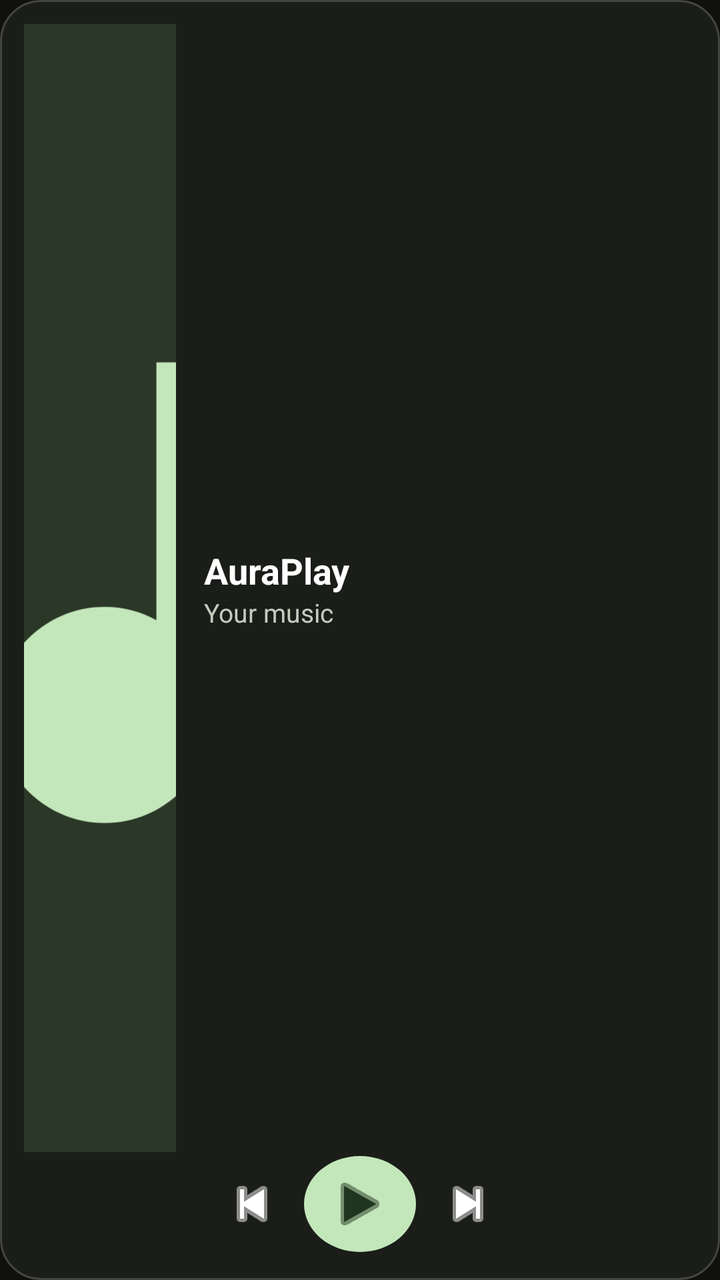
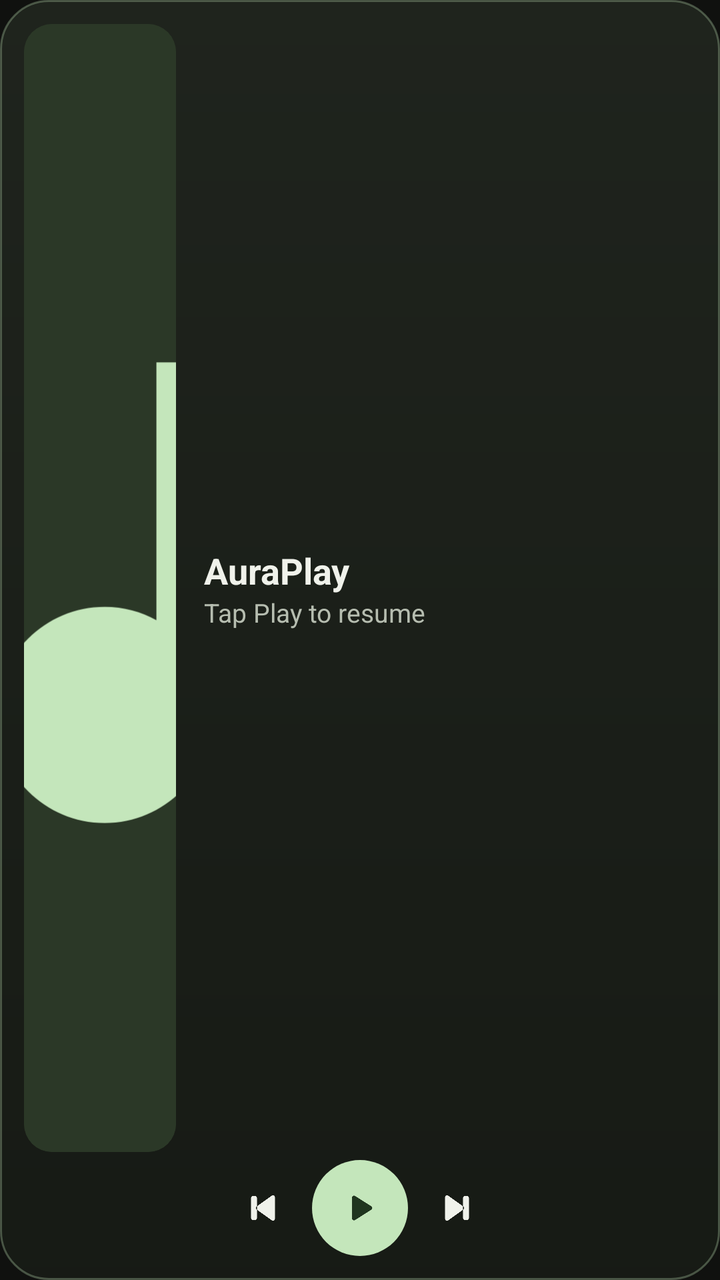

The first picture is an Android layout as it rendered before a commit; the second is the same layout after the commit. The layout source and the unified diff follow.
<!-- AndroidManifest.xml: application theme Theme.AuraPlay -->
<!-- res/layout/widget_auraplay_large.xml -->
<?xml version="1.0" encoding="utf-8"?>
<LinearLayout xmlns:android="http://schemas.android.com/apk/res/android" xmlns:tools="http://schemas.android.com/tools" tools:ignore="UseAppTint" android:id="@+id/widget_container" android:layout_width="match_parent" android:layout_height="match_parent" android:orientation="vertical" android:gravity="center_vertical" android:padding="12dp" android:background="@drawable/widget_background">
<LinearLayout android:layout_width="match_parent" android:layout_height="0dp" android:layout_weight="1" android:orientation="horizontal" android:gravity="center_vertical">
<ImageView android:id="@+id/widget_album_art" android:layout_width="76dp" android:layout_height="match_parent" android:src="@drawable/ic_music_placeholder" android:scaleType="centerCrop" android:contentDescription="Album cover" />
<LinearLayout android:layout_width="0dp" android:layout_height="wrap_content" android:layout_weight="1" android:orientation="vertical" android:paddingStart="14dp" android:paddingEnd="4dp"><TextView android:id="@+id/widget_title" android:layout_width="match_parent" android:layout_height="wrap_content" android:text="AuraPlay" android:textColor="#FFFFFF" android:textSize="18sp" android:textStyle="bold" android:maxLines="1" android:ellipsize="end" />
<TextView android:id="@+id/widget_artist" android:layout_width="match_parent" android:layout_height="wrap_content" android:text="Your music" android:textColor="#C4CCBE" android:textSize="13sp" android:maxLines="1" android:ellipsize="end" /></LinearLayout></LinearLayout><LinearLayout android:layout_width="match_parent" android:layout_height="52dp" android:orientation="horizontal" android:gravity="center">
<ImageButton android:id="@+id/widget_btn_prev" android:layout_width="52dp" android:layout_height="48dp" android:background="@android:color/transparent" android:src="@android:drawable/ic_media_previous" android:tint="#FFFFFF" android:contentDescription="Previous" />
<ImageButton android:id="@+id/widget_btn_play_pause" android:layout_width="56dp" android:layout_height="48dp" android:background="@drawable/widget_button_background" android:src="@android:drawable/ic_media_play" android:tint="#20351F" android:contentDescription="Play/Pause" />
<ImageButton android:id="@+id/widget_btn_next" android:layout_width="52dp" android:layout_height="48dp" android:background="@android:color/transparent" android:src="@android:drawable/ic_media_next" android:tint="#FFFFFF" android:contentDescription="Next" />
</LinearLayout></LinearLayout>
<!-- resources referenced by this layout -->
<resources>
  <!-- drawable ic_music_placeholder (drawable) -->
  <vector xmlns:android="http://schemas.android.com/apk/res/android"
      android:width="120dp" android:height="120dp" android:viewportWidth="120" android:viewportHeight="120">
      <path android:fillColor="#2B3827" android:pathData="M0,0h120v120h-120z" />
      <path android:fillColor="#C4E6BB" android:pathData="M72,30v43.5c0,6.35 -5.15,11.5 -11.5,11.5S49,79.85 49,73.5S54.15,62 60.5,62c2,0 3.9,0.51 5.5,1.42V36h18v-6z" />
  </vector>
  <!-- drawable widget_background (drawable) -->
  <?xml version="1.0" encoding="utf-8"?>
  <shape xmlns:android="http://schemas.android.com/apk/res/android"
      android:shape="rectangle">
      <solid android:color="#F01B1E19" />
      <stroke android:width="1dp" android:color="#33FFFFFF" />
      <corners android:radius="20dp" />
  </shape>
  <!-- drawable widget_button_background (drawable) -->
  <?xml version="1.0" encoding="utf-8"?>
  <shape xmlns:android="http://schemas.android.com/apk/res/android"
      android:shape="oval">
      <solid android:color="#C4E6BB" />
  </shape>
  <style name="Theme.AuraPlay" parent="Theme.AppCompat.Light.NoActionBar">
          <item name="colorPrimary">@color/primary_color</item>
          <item name="colorPrimaryDark">@color/primary_dark_color</item>
          <item name="colorAccent">@color/secondary_color</item>
          <item name="android:windowBackground">@color/background_color</item>
          <item name="android:statusBarColor">@color/background_color</item>
          <item name="android:navigationBarColor">@color/background_color</item>
          <item name="android:windowLightStatusBar">false</item>
      </style>
  <color name="primary_color">#C4E6BB</color>
  <color name="primary_dark_color">#20351F</color>
  <color name="secondary_color">#A9CDA4</color>
  <color name="background_color">#10110F</color>
</resources>

<!-- the commit's change to res/layout/widget_auraplay_large.xml (unified diff, before → after) -->
@@ -1,10 +1,100 @@
 <?xml version="1.0" encoding="utf-8"?>
-<LinearLayout xmlns:android="http://schemas.android.com/apk/res/android" xmlns:tools="http://schemas.android.com/tools" tools:ignore="UseAppTint" android:id="@+id/widget_container" android:layout_width="match_parent" android:layout_height="match_parent" android:orientation="vertical" android:gravity="center_vertical" android:padding="12dp" android:background="@drawable/widget_background">
-<LinearLayout android:layout_width="match_parent" android:layout_height="0dp" android:layout_weight="1" android:orientation="horizontal" android:gravity="center_vertical">
-<ImageView android:id="@+id/widget_album_art" android:layout_width="76dp" android:layout_height="match_parent" android:src="@drawable/ic_music_placeholder" android:scaleType="centerCrop" android:contentDescription="Album cover" />
-<LinearLayout android:layout_width="0dp" android:layout_height="wrap_content" android:layout_weight="1" android:orientation="vertical" android:paddingStart="14dp" android:paddingEnd="4dp"><TextView android:id="@+id/widget_title" android:layout_width="match_parent" android:layout_height="wrap_content" android:text="AuraPlay" android:textColor="#FFFFFF" android:textSize="18sp" android:textStyle="bold" android:maxLines="1" android:ellipsize="end" />
-<TextView android:id="@+id/widget_artist" android:layout_width="match_parent" android:layout_height="wrap_content" android:text="Your music" android:textColor="#C4CCBE" android:textSize="13sp" android:maxLines="1" android:ellipsize="end" /></LinearLayout></LinearLayout><LinearLayout android:layout_width="match_parent" android:layout_height="52dp" android:orientation="horizontal" android:gravity="center">
-<ImageButton android:id="@+id/widget_btn_prev" android:layout_width="52dp" android:layout_height="48dp" android:background="@android:color/transparent" android:src="@android:drawable/ic_media_previous" android:tint="#FFFFFF" android:contentDescription="Previous" />
-<ImageButton android:id="@+id/widget_btn_play_pause" android:layout_width="56dp" android:layout_height="48dp" android:background="@drawable/widget_button_background" android:src="@android:drawable/ic_media_play" android:tint="#20351F" android:contentDescription="Play/Pause" />
-<ImageButton android:id="@+id/widget_btn_next" android:layout_width="52dp" android:layout_height="48dp" android:background="@android:color/transparent" android:src="@android:drawable/ic_media_next" android:tint="#FFFFFF" android:contentDescription="Next" />
-</LinearLayout></LinearLayout>
+<LinearLayout xmlns:android="http://schemas.android.com/apk/res/android"
+    android:id="@+id/widget_container"
+    android:layout_width="match_parent"
+    android:layout_height="match_parent"
+    android:background="@drawable/widget_background"
+    android:orientation="vertical"
+    android:padding="12dp">
+
+    <LinearLayout
+        android:layout_width="match_parent"
+        android:layout_height="0dp"
+        android:layout_marginBottom="4dp"
+        android:layout_weight="1"
+        android:gravity="center_vertical"
+        android:orientation="horizontal">
+
+        <ImageView
+            android:id="@+id/widget_album_art"
+            android:layout_width="76dp"
+            android:layout_height="match_parent"
+            android:background="@drawable/widget_cover_background"
+            android:clipToOutline="true"
+            android:importantForAccessibility="no"
+            android:scaleType="centerCrop"
+            android:src="@drawable/ic_music_placeholder" />
+
+        <LinearLayout
+            android:layout_width="0dp"
+            android:layout_height="wrap_content"
+            android:layout_marginStart="14dp"
+            android:layout_weight="1"
+            android:orientation="vertical">
+
+            <TextView
+                android:id="@+id/widget_title"
+                android:layout_width="match_parent"
+                android:layout_height="wrap_content"
+                android:ellipsize="end"
+                android:maxLines="1"
+                android:text="@string/app_name"
+                android:textColor="#F0F2EB"
+                android:textSize="18sp"
+                android:textStyle="bold" />
+
+            <TextView
+                android:id="@+id/widget_artist"
+                android:layout_width="match_parent"
+                android:layout_height="wrap_content"
+                android:ellipsize="end"
+                android:maxLines="1"
+                android:text="@string/widget_resume_hint"
+                android:textColor="#B6BDB0"
+                android:textSize="13sp" />
+
+        </LinearLayout>
+    </LinearLayout>
+
+    <include layout="@layout/widget_playback_controls" />
+
+</LinearLayout>
+<!-- res/layout/widget_playback_controls.xml (included above) -->
+<?xml version="1.0" encoding="utf-8"?>
+<LinearLayout xmlns:android="http://schemas.android.com/apk/res/android"
+    xmlns:tools="http://schemas.android.com/tools"
+    android:layout_width="wrap_content"
+    android:layout_height="48dp"
+    android:layout_gravity="center_horizontal"
+    android:gravity="center"
+    android:orientation="horizontal"
+    tools:ignore="UseAppTint">
+
+    <ImageButton
+        android:id="@+id/widget_btn_prev"
+        android:layout_width="48dp"
+        android:layout_height="48dp"
+        android:background="?android:attr/selectableItemBackgroundBorderless"
+        android:contentDescription="@string/widget_previous_track"
+        android:src="@drawable/ic_widget_previous"
+        android:tint="#F0F2EB" />
+
+    <ImageButton
+        android:id="@+id/widget_btn_play_pause"
+        android:layout_width="48dp"
+        android:layout_height="48dp"
+        android:background="@drawable/widget_button_background"
+        android:contentDescription="@string/play"
+        android:src="@drawable/ic_widget_play"
+        android:tint="#20351F" />
+
+    <ImageButton
+        android:id="@+id/widget_btn_next"
+        android:layout_width="48dp"
+        android:layout_height="48dp"
+        android:background="?android:attr/selectableItemBackgroundBorderless"
+        android:contentDescription="@string/widget_next_track"
+        android:src="@drawable/ic_widget_next"
+        android:tint="#F0F2EB" />
+
+</LinearLayout>
<!-- resource entries referenced after the edit -->
@@ -6,20 +6,60 @@
       <path android:fillColor="#2B3827" android:pathData="M0,0h120v120h-120z" />
       <path android:fillColor="#C4E6BB" android:pathData="M72,30v43.5c0,6.35 -5.15,11.5 -11.5,11.5S49,79.85 49,73.5S54.15,62 60.5,62c2,0 3.9,0.51 5.5,1.42V36h18v-6z" />
   </vector>
+  <!-- drawable ic_widget_next (drawable) -->
+  <vector xmlns:android="http://schemas.android.com/apk/res/android"
+      android:width="24dp"
+      android:height="24dp"
+      android:viewportWidth="24"
+      android:viewportHeight="24">
+      <path android:fillColor="#FFFFFF"
+          android:pathData="M6.5,6.62v10.76c0,0.82 0.92,1.29 1.58,0.81l7.52,-5.38c0.56,-0.4 0.56,-1.22 0,-1.62L8.08,5.82c-0.66,-0.48 -1.58,0 -1.58,0.8zM16.5,6h1c0.55,0 1,0.45 1,1v10c0,0.55 -0.45,1 -1,1h-1c-0.55,0 -1,-0.45 -1,-1V7c0,-0.55 0.45,-1 1,-1z" />
+  </vector>
+  <!-- drawable ic_widget_play (drawable) -->
+  <vector xmlns:android="http://schemas.android.com/apk/res/android"
+      android:width="24dp"
+      android:height="24dp"
+      android:viewportWidth="24"
+      android:viewportHeight="24">
+      <path android:fillColor="#FFFFFF"
+          android:pathData="M8,6.82v10.36c0,0.79 0.87,1.27 1.54,0.84l8.14,-5.18c0.62,-0.39 0.62,-1.29 0,-1.69L9.54,5.98C8.87,5.55 8,6.03 8,6.82z" />
+  </vector>
+  <!-- drawable ic_widget_previous (drawable) -->
+  <vector xmlns:android="http://schemas.android.com/apk/res/android"
+      android:width="24dp"
+      android:height="24dp"
+      android:viewportWidth="24"
+      android:viewportHeight="24">
+      <path android:fillColor="#FFFFFF"
+          android:pathData="M17.5,17.38V6.62c0,-0.82 -0.92,-1.29 -1.58,-0.81L8.4,11.19c-0.56,0.4 -0.56,1.22 0,1.62l7.52,5.37c0.66,0.48 1.58,0 1.58,-0.8zM6.5,6h1c0.55,0 1,0.45 1,1v10c0,0.55 -0.45,1 -1,1h-1c-0.55,0 -1,-0.45 -1,-1V7c0,-0.55 0.45,-1 1,-1z" />
+  </vector>
   <!-- drawable widget_background (drawable) -->
   <?xml version="1.0" encoding="utf-8"?>
   <shape xmlns:android="http://schemas.android.com/apk/res/android"
       android:shape="rectangle">
-      <solid android:color="#F01B1E19" />
-      <stroke android:width="1dp" android:color="#33FFFFFF" />
-      <corners android:radius="20dp" />
+      <gradient android:angle="270" android:startColor="#F020251E" android:endColor="#F0171B15" />
+      <stroke android:width="1dp" android:color="#4DC4E6BB" />
+      <corners android:radius="24dp" />
   </shape>
   <!-- drawable widget_button_background (drawable) -->
   <?xml version="1.0" encoding="utf-8"?>
-  <shape xmlns:android="http://schemas.android.com/apk/res/android"
-      android:shape="oval">
-      <solid android:color="#C4E6BB" />
+  <ripple xmlns:android="http://schemas.android.com/apk/res/android" android:color="#3320351F">
+      <item>
+          <shape android:shape="oval">
+              <solid android:color="#C4E6BB" />
+          </shape>
+      </item>
+  </ripple>
+  <!-- drawable widget_cover_background (drawable) -->
+  <shape xmlns:android="http://schemas.android.com/apk/res/android">
+      <solid android:color="#2B3827" />
+      <corners android:radius="14dp" />
   </shape>
+  <string name="app_name">AuraPlay</string>
+  <string name="play">Play</string>
+  <string name="widget_next_track">Next track</string>
+  <string name="widget_previous_track">Previous track</string>
+  <string name="widget_resume_hint">Tap Play to resume</string>
   <style name="Theme.AuraPlay" parent="Theme.AppCompat.Light.NoActionBar">
           <item name="colorPrimary">@color/primary_color</item>
           <item name="colorPrimaryDark">@color/primary_dark_color</item>
